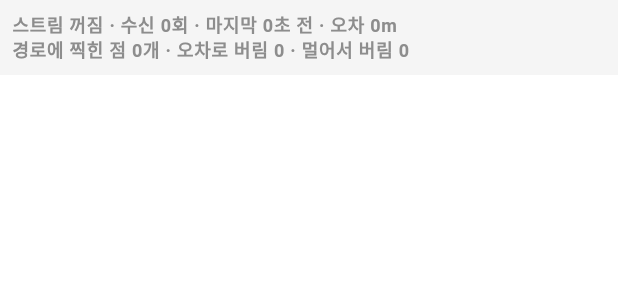
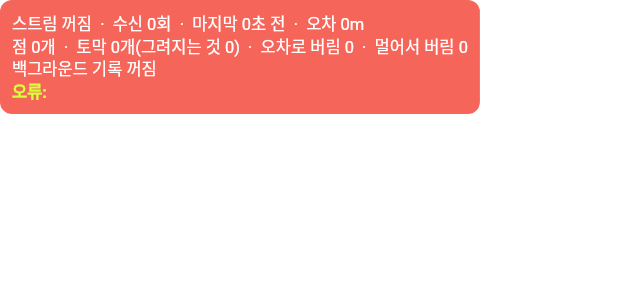
Before and after one commit to 2939202/COINrun, a Flutter app: the _GpsDiagnostics widget shown alone on an empty page, opened directly with empty values, on a phone screen of 412 x 824 dp. Shown: the top 300 px of the screen. Run offline on Flutter 3.47's test engine with Material 3 defaults, Android fonts, the phone set to English and light mode, and no system bars; our stand-ins replace cloud_firestore, firebase_auth, firebase_core, flutter_map, geolocator, latlong2 and 2 more; missing offline and left inert: model_viewer_plus; accounts and stored records are empty.

Commit message:
Never let the foreground service break plain tracking
Only the start point was recorded - the stream delivered nothing at
all. Opening it at start rather than on entry was meant to guarantee
the foreground config applied, but if the service fails to start the
whole stream dies with it, and the previous code swallowed the error
into debugPrint where a phone cannot show it.

The stream is back to opening once on entry, with the service attached
from the first call, so there is never a second open whose settings
geolocator would discard. A watchdog reopens it without the service if
twenty seconds pass with no fix, so a service that cannot start costs
background recording, not recording.

The diagnostic strip moved onto the map - the stats panel is 45% of the
screen and was clipping it - and now shows the stream error, whether
the service is on, and the segment counts.

Route lines are volt with a black border. Black alone sat on top of the
map's own road lines.

Co-Authored-By: Claude Opus 5 (1M context) <noreply@anthropic.com>

```diff
--- a/lib/screens/run_screen.dart
+++ b/lib/screens/run_screen.dart
@@ -66,6 +66,9 @@ class _RunScreenState extends State<RunScreen> {
   DateTime? _lastFixAt; // 마지막으로 받은 시각
   double? _lastAccuracy; // 마지막 위치의 오차(m)
   int _droppedByAccuracy = 0; // 오차가 커서 버린 횟수
+  String? _streamError; // 스트림에서 난 오류 (화면에 그대로 띄웁니다)
+  bool _usingForegroundService = false; // 포그라운드 서비스로 받고 있는지
+  Timer? _watchdog; // 위치가 아예 안 들어올 때 되돌리기 위한 감시
 
   // 개발용 시뮬레이터
   bool _useSimulator = false;
@@ -77,9 +80,12 @@ class _RunScreenState extends State<RunScreen> {
   @override
   void initState() {
     super.initState();
-    // 시작 전에는 스트림을 열지 않고 위치만 한 번 받아옵니다.
-    // (스트림을 미리 열어두면 시작할 때 포그라운드 설정이 먹지 않습니다. _startGps 설명 참고)
-    _showCurrentPositionOnce();
+    // 스트림은 이 화면에 들어올 때 딱 한 번, 포그라운드 설정을 넣어서 엽니다.
+    //
+    // 시작을 누를 때 다시 여는 방식은 쓰지 않습니다. geolocator는 이미 열린 스트림이
+    // 있으면 새 설정을 무시하고 그걸 돌려주기 때문에(geolocator_android.dart:167),
+    // 두 번 여는 순간 설정이 먹었는지 안 먹었는지 알 수 없게 됩니다.
+    _startGps();
     _startStepSensor();
     // 러닝 중 알림을 보여주기 위한 권한 (안드로이드 13 이상).
     // 거부해도 기록은 정상으로 됩니다. 알림만 안 보입니다.
@@ -92,69 +98,75 @@ class _RunScreenState extends State<RunScreen> {
     _stepSubscription?.cancel();
     _uiTimer?.cancel();
     _simulatorTimer?.cancel();
+    _watchdog?.cancel();
     super.dispose();
   }
 
   // ----------------------------------------------------------
   // 위치 수신
   // ----------------------------------------------------------
-  // 시작 전에 지도에 내 위치만 찍어둡니다. 스트림은 열지 않습니다.
-  Future<void> _showCurrentPositionOnce() async {
+  // 위치 스트림을 엽니다. 이 화면에 들어올 때 한 번만 부릅니다.
+  //
+  // withForegroundService를 켜면 알림창에 알림이 하나 뜨고, 그게 떠 있는 동안
+  // 화면을 꺼도 위치가 계속 들어옵니다. 이게 없으면 안드로이드가 전달을 끊습니다.
+  Future<void> _startGps({bool withForegroundService = true}) async {
     final String? error = await LocationService.ensurePermission();
     if (error != null) {
+      if (mounted) setState(() => _streamError = error);
       _showMessage(error);
       return;
     }
-    // 러닝 중 알림을 보여주기 위한 권한 (안드로이드 13 이상).
-    // 거부해도 기록은 정상으로 됩니다. 알림만 안 보입니다.
     await LocationService.requestNotificationPermission();
-
-    final position = await LocationService.currentPosition();
-    if (!mounted || position == null || _useSimulator) return;
-    if (_tracker.state != RunState.idle) return; // 그 사이 러닝이 시작됐으면 건드리지 않습니다.
-
-    setState(
-      () => _currentPosition = LatLng(position.latitude, position.longitude),
-    );
-    _moveMap(_position);
-  }
-
-  // 위치 스트림을 엽니다. 러닝을 시작할 때 딱 한 번 부릅니다.
-  //
-  // 포그라운드 서비스가 함께 돌아서, 화면을 끄거나 다른 앱으로 넘어가도 위치가
-  // 계속 들어옵니다. 이게 없으면 안드로이드가 전달을 끊어서 경로와 움직인 시간이 빕니다.
-  //
-  // 여기서 스트림을 두 번 열면 안 됩니다. geolocator는 이미 열린 스트림이 있으면
-  // 새 설정을 무시하고 그걸 그대로 돌려주기 때문입니다(geolocator_android.dart:167).
-  Future<void> _startGps() async {
-    final String? error = await LocationService.ensurePermission();
-    if (error != null) {
-      _showMessage(error);
-      return;
-    }
     if (!mounted || _useSimulator) return;
 
     await _positionSubscription?.cancel();
+    _positionSubscription = null;
+
+    setState(() {
+      _usingForegroundService = withForegroundService;
+      _streamError = null;
+    });
+
     _positionSubscription =
-        LocationService.positionStream(keepAliveInBackground: true).listen(
+        LocationService.positionStream(
+          keepAliveInBackground: withForegroundService,
+        ).listen(
           (position) {
-            _fixCount += 1;
-            _lastFixAt = DateTime.now();
-            _lastAccuracy = position.accuracy;
+            if (!mounted) return;
+            setState(() {
+              _fixCount += 1;
+              _lastFixAt = DateTime.now();
+              _lastAccuracy = position.accuracy;
+            });
 
             // 오차가 큰 위치는 버립니다 (GPS 흔들림 때문에 거리가 쌓이는 것 방지)
             if (position.accuracy > LocationService.maxAccuracyMeters) {
-              _droppedByAccuracy += 1;
+              setState(() => _droppedByAccuracy += 1);
               return;
             }
             _onNewPosition(LatLng(position.latitude, position.longitude));
           },
           onError: (Object error) {
-            // 터널, 건물 사이 등에서 잠깐 신호를 놓치는 오류는 무시하고 다음 위치를 기다립니다.
-            // (onError가 없으면 처리되지 않은 오류로 앱에 쌓입니다)
+            // 오류를 화면에 그대로 띄웁니다. 예전에는 로그로만 남겨서 폰에서는 알 수 없었습니다.
             debugPrint('GPS 오류: $error');
+            if (mounted) setState(() => _streamError = '$error');
           },
         );
+
+    _startWatchdog(withForegroundService);
+  }
+
+  // 포그라운드 서비스를 붙였는데 위치가 하나도 안 들어오면, 서비스가 시작에 실패한 것입니다.
+  // 그때는 서비스 없이 다시 엽니다. 백그라운드는 포기하더라도 화면을 켜둔 동안은 기록돼야 합니다.
+  void _startWatchdog(bool withForegroundService) {
+    _watchdog?.cancel();
+    if (!withForegroundService) return;
+
+    _watchdog = Timer(const Duration(seconds: 20), () {
+      if (!mounted || _fixCount > 0 || _useSimulator) return;
+      _showMessage('위치가 들어오지 않아 백그라운드 기록을 끄고 다시 시도합니다.');
+      _startGps(withForegroundService: false);
+    });
   }
 
   // GPS든 시뮬레이터든 새 위치는 모두 여기로 들어옵니다.
@@ -213,8 +225,6 @@ class _RunScreenState extends State<RunScreen> {
       _tracker.start(_position, DateTime.now());
     });
     _startUiTimer();
-    // 위치 스트림은 여기서 한 번만 엽니다.
-    _startGps();
   }
 
   void _pause() {
@@ -245,10 +255,6 @@ class _RunScreenState extends State<RunScreen> {
         _isSaving = false;
         _tracker.reset();
       });
-      // 러닝이 끝났으니 위치 스트림을 닫습니다. "달리는 중" 알림도 같이 내려갑니다.
-      await _positionSubscription?.cancel();
-      _positionSubscription = null;
-      if (!mounted) return;
       showRunReport(context, record, reward);
     } catch (e) {
       // 저장에 실패하면 기록을 그대로 두고 일시정지 상태로 두어 다시 시도할 수 있게 합니다.
@@ -308,12 +314,7 @@ class _RunScreenState extends State<RunScreen> {
     } else {
       _stopSimulatorMove();
       setState(() => _useSimulator = false);
-      // 러닝 중일 때만 스트림을 엽니다. 시작 전이면 위치만 한 번 받아옵니다.
-      if (_tracker.state == RunState.idle) {
-        _showCurrentPositionOnce();
-      } else {
-        _startGps();
-      }
+      _startGps();
       _startStepSensor();
     }
   }
@@ -416,8 +417,11 @@ class _RunScreenState extends State<RunScreen> {
                   if (segment.length >= 2)
                     Polyline(
                       points: segment,
-                      strokeWidth: 6,
-                      color: AppColors.black,
+                      strokeWidth: 7,
+                      // 지도 도로선과 섞이지 않도록 형광색에 검은 테두리를 둘러 그립니다.
+                      color: AppColors.volt,
+                      borderStrokeWidth: 3,
+                      borderColor: AppColors.black,
                     ),
               ],
             ),
@@ -433,6 +437,25 @@ class _RunScreenState extends State<RunScreen> {
             ),
           ],
         ),
+        // 진단 줄은 지도 위에 얹습니다. 아래 패널에 넣으면 화면이 좁아서 잘립니다.
+        if (kDebugMode)
+          Positioned(
+            left: AppSpacing.sm,
+            top: AppSpacing.sm,
+            right: AppSpacing.sm,
+            child: _GpsDiagnostics(
+              fixCount: _fixCount,
+              lastFixAt: _lastFixAt,
+              lastAccuracy: _lastAccuracy,
+              droppedByAccuracy: _droppedByAccuracy,
+              rejectedJumps: _tracker.rejectedJumps,
+              segments: _tracker.segments,
+              isStreaming: _positionSubscription != null,
+              isSimulator: _useSimulator,
+              usingForegroundService: _usingForegroundService,
+              streamError: _streamError,
+            ),
+          ),
         if (_useSimulator)
           Positioned(
             right: AppSpacing.md,
@@ -475,18 +498,6 @@ class _RunScreenState extends State<RunScreen> {
           ),
           const SizedBox(height: AppSpacing.lg),
           _RewardPreview(userId: widget.userId, record: record),
-          if (kDebugMode) ...[
-            const SizedBox(height: AppSpacing.sm),
-            _GpsDiagnostics(
-              fixCount: _fixCount,
-              lastFixAt: _lastFixAt,
-              lastAccuracy: _lastAccuracy,
-              droppedByAccuracy: _droppedByAccuracy,
-              rejectedJumps: _tracker.rejectedJumps,
-              pointsDrawn: record.path.length,
-              isStreaming: _positionSubscription != null,
-            ),
-          ],
           const Spacer(),
           _buildControls(),
         ],
@@ -616,20 +627,24 @@ class _RewardPreviewState extends State<_RewardPreview> {
   }
 }
 
-// 개발 빌드에만 보이는 GPS 진단 줄
+// 개발 빌드에만 보이는 GPS 진단 줄 (지도 왼쪽 위)
 //
 // "경로가 안 그려진다"를 숫자로 바꿔서 보여줍니다. 어디서 막혔는지 바로 알 수 있습니다.
-//   수신 0        -> 위치가 아예 안 들어옴 (권한/서비스 문제)
-//   수신은 느는데 점이 안 늘면 -> 오차나 점프 때문에 버려지는 중
-//   화면을 끄고 돌아왔을 때 "마지막 수신"이 몇 분 전이면 -> 백그라운드에서 끊긴 것
+//   수신 0            -> 위치가 아예 안 들어옴 (권한/서비스 문제)
+//   수신은 느는데 버림만 늘면 -> 오차가 커서 다 걸러지는 중
+//   화면을 끄고 돌아왔을 때 "마지막"이 몇 분 전이면 -> 백그라운드에서 끊긴 것
+//   토막이 여러 개인데 점이 적으면 -> 신호가 자주 끊겨서 선이 계속 끊기는 중
 class _GpsDiagnostics extends StatelessWidget {
   final int fixCount;
   final DateTime? lastFixAt;
   final double? lastAccuracy;
   final int droppedByAccuracy;
   final int rejectedJumps;
-  final int pointsDrawn;
+  final List<List<LatLng>> segments;
   final bool isStreaming;
+  final bool isSimulator;
+  final bool usingForegroundService;
+  final String? streamError;
 
   const _GpsDiagnostics({
     required this.fixCount,
@@ -637,28 +652,68 @@ class _GpsDiagnostics extends StatelessWidget {
     required this.lastAccuracy,
     required this.droppedByAccuracy,
     required this.rejectedJumps,
-    required this.pointsDrawn,
+    required this.segments,
     required this.isStreaming,
+    required this.isSimulator,
+    required this.usingForegroundService,
+    required this.streamError,
   });
 
   @override
   Widget build(BuildContext context) {
     final DateTime? last = lastFixAt;
     final String since = last == null
-        ? '아직 없음'
+        ? '없음'
         : '${DateTime.now().difference(last).inSeconds}초 전';
     final String accuracy = lastAccuracy == null
         ? '-'
         : '${lastAccuracy!.toStringAsFixed(0)}m';
 
+    final int points = segments.fold(0, (sum, s) => sum + s.length);
+    final int drawable = segments.where((s) => s.length >= 2).length;
+
+    // 한눈에 정상/비정상이 보이도록 색을 바꿉니다.
+    final bool healthy =
+        streamError == null && (isSimulator || (isStreaming && fixCount > 0));
+
     return Container(
-      width: double.infinity,
       padding: const EdgeInsets.all(AppSpacing.sm),
-      color: AppColors.grey100,
-      child: Text(
-        '스트림 ${isStreaming ? '켜짐' : '꺼짐'} · 수신 $fixCount회 · 마지막 $since · 오차 $accuracy\n'
-        '경로에 찍힌 점 $pointsDrawn개 · 오차로 버림 $droppedByAccuracy · 멀어서 버림 $rejectedJumps',
-        style: Theme.of(context).textTheme.labelMedium,
+      decoration: BoxDecoration(
+        color: (healthy ? AppColors.black : Colors.red).withValues(alpha: 0.82),
+        borderRadius: BorderRadius.circular(AppRadius.sm),
+      ),
+      child: DefaultTextStyle(
+        style: const TextStyle(
+          color: AppColors.white,
+          fontSize: 11,
+          height: 1.35,
+        ),
+        child: Column(
+          crossAxisAlignment: CrossAxisAlignment.start,
+          mainAxisSize: MainAxisSize.min,
+          children: [
+            Text(
+              isSimulator
+                  ? '조이스틱 모드'
+                  : '스트림 ${isStreaming ? "켜짐" : "꺼짐"}  ·  수신 $fixCount회  ·  마지막 $since  ·  오차 $accuracy',
+            ),
+            Text(
+              '점 $points개  ·  토막 ${segments.length}개(그려지는 것 $drawable)  ·  '
+              '오차로 버림 $droppedByAccuracy  ·  멀어서 버림 $rejectedJumps',
+            ),
+            if (!isSimulator)
+              Text('백그라운드 기록 ${usingForegroundService ? "켜짐" : "꺼짐"}'),
+            if (streamError != null)
+              Text(
+                '오류: $streamError',
+                style: const TextStyle(
+                  color: AppColors.volt,
+                  fontSize: 11,
+                  fontWeight: FontWeight.bold,
+                ),
+              ),
+          ],
+        ),
       ),
     );
   }
```
Also changed, not shown: lib/widgets/route_map.dart (+8 -1 lines).
